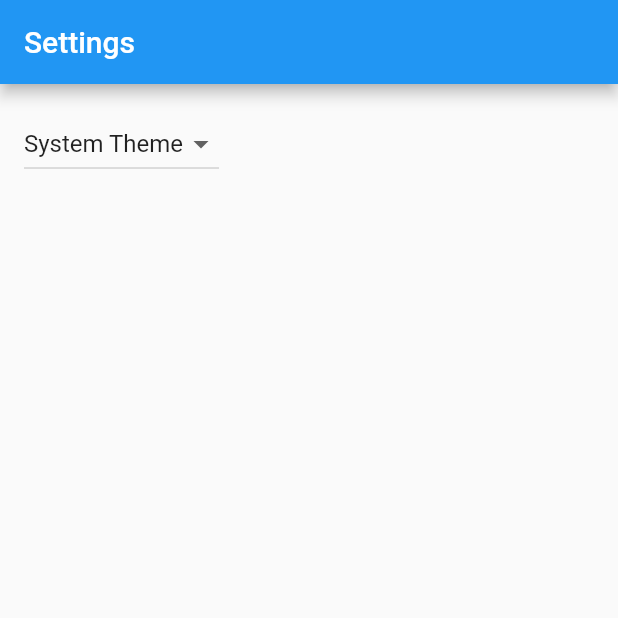
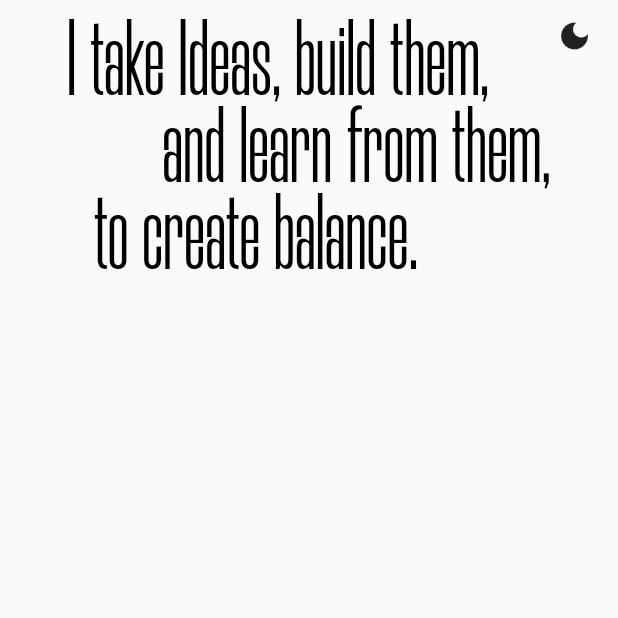
Before and after one commit to davidaodejobi/mini-cv-app, a Flutter app: the screen it shows after launch, on a phone screen of 412 x 824 dp, the top half of it. Run offline on Flutter 3.47's test engine with Material 2 defaults, Android fonts, the phone set to English and light mode, and no system bars.

Commit message:
feat: basic app theme setup

```diff
--- a/lib/src/app.dart
+++ b/lib/src/app.dart
@@ -22,8 +22,27 @@ class MyApp extends StatelessWidget {
       animation: settingsController,
       builder: (BuildContext context, Widget? child) {
         return MaterialApp(
-          theme: ThemeData(),
-          darkTheme: ThemeData.dark(),
+          theme: ThemeData(
+            textTheme: const TextTheme(
+              displayLarge: TextStyle(
+                color: Colors.black,
+                fontFamily: 'Morganite',
+                height: 0.8,
+                fontSize: 72,
+              ),
+            ),
+          ),
+          darkTheme: ThemeData(
+            brightness: Brightness.dark,
+            textTheme: const TextTheme(
+              displayLarge: TextStyle(
+                color: Colors.white,
+                fontFamily: 'Morganite',
+                height: 0.8,
+                fontSize: 72,
+              ),
+            ),
+          ),
           themeMode: settingsController.themeMode,
           home: HomeView(
             controller: settingsController,
--- a/lib/src/home/home_view.dart
+++ b/lib/src/home/home_view.dart
@@ -1,5 +1,3 @@
-import 'dart:developer';
-
 import 'package:flutter/material.dart';
 
 import 'home_controller.dart';
@@ -17,35 +15,59 @@ class HomeView extends StatelessWidget {
 
   @override
   Widget build(BuildContext context) {
-    log(ThemeMode.system == ThemeMode.light ? 'light' : 'dark');
     return Scaffold(
-      appBar: AppBar(
-        title: const Text('Settings'),
-      ),
-      body: Padding(
-        padding: const EdgeInsets.all(16),
-        // Glue the SettingsController to the theme selection DropdownButton.
-        //
-        // When a user selects a theme from the dropdown list, the
-        // SettingsController is updated, which rebuilds the MaterialApp.
-        child: DropdownButton<ThemeMode>(
-          // Read the selected themeMode from the controller
-          value: controller.themeMode,
-          // Call the updateThemeMode method any time the user selects a theme.
-          onChanged: controller.updateThemeMode,
-          items: const [
-            DropdownMenuItem(
-              value: ThemeMode.system,
-              child: Text('System Theme'),
+      body: SafeArea(
+        child: Stack(
+          fit: StackFit.expand,
+          children: [
+            SingleChildScrollView(
+              child: Column(
+                children: [
+                  const SizedBox(height: 20),
+                  RichText(
+                    text: TextSpan(
+                      children: [
+                        TextSpan(
+                          text: 'I take Ideas, build them,\n',
+                          style: Theme.of(context).textTheme.displayLarge,
+                        ),
+                        TextSpan(
+                          text: '       and learn from them,\n',
+                          style: Theme.of(context).textTheme.displayLarge,
+                        ),
+                        TextSpan(
+                          text: '  to create balance.\n',
+                          style: Theme.of(context).textTheme.displayLarge,
+                        ),
+                      ],
+                    ),
+                  ),
+                ],
+              ),
             ),
-            DropdownMenuItem(
-              value: ThemeMode.light,
-              child: Text('Light Theme'),
+            Positioned(
+              top: 0,
+              right: 5,
+              child: IconButton(
+                onPressed: () => controller.updateThemeMode(
+                  controller.themeMode == ThemeMode.light
+                      ? ThemeMode.dark
+                      : ThemeMode.light,
+                ),
+                icon: Builder(
+                  builder: (_) {
+                    switch (controller.themeMode) {
+                      case ThemeMode.light:
+                        return const Icon(Icons.dark_mode);
+                      case ThemeMode.dark:
+                        return const Icon(Icons.light_mode);
+                      default:
+                        return const Icon(Icons.dark_mode);
+                    }
+                  },
+                ),
+              ),
             ),
-            DropdownMenuItem(
-              value: ThemeMode.dark,
-              child: Text('Dark Theme'),
-            )
           ],
         ),
       ),
```
